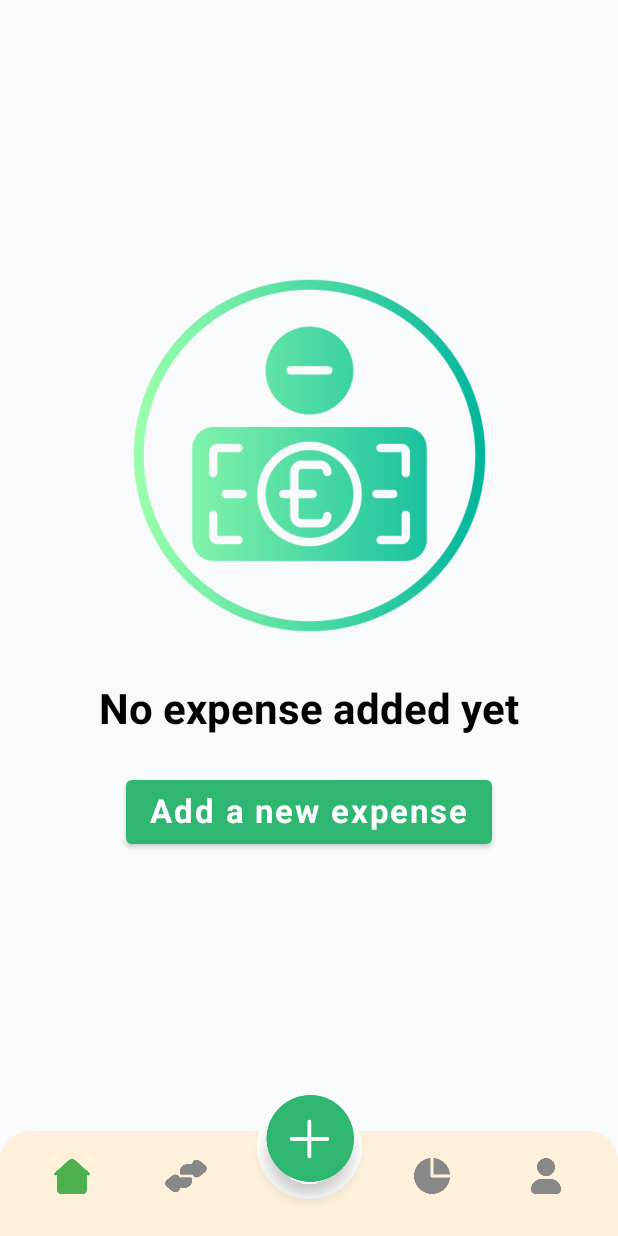
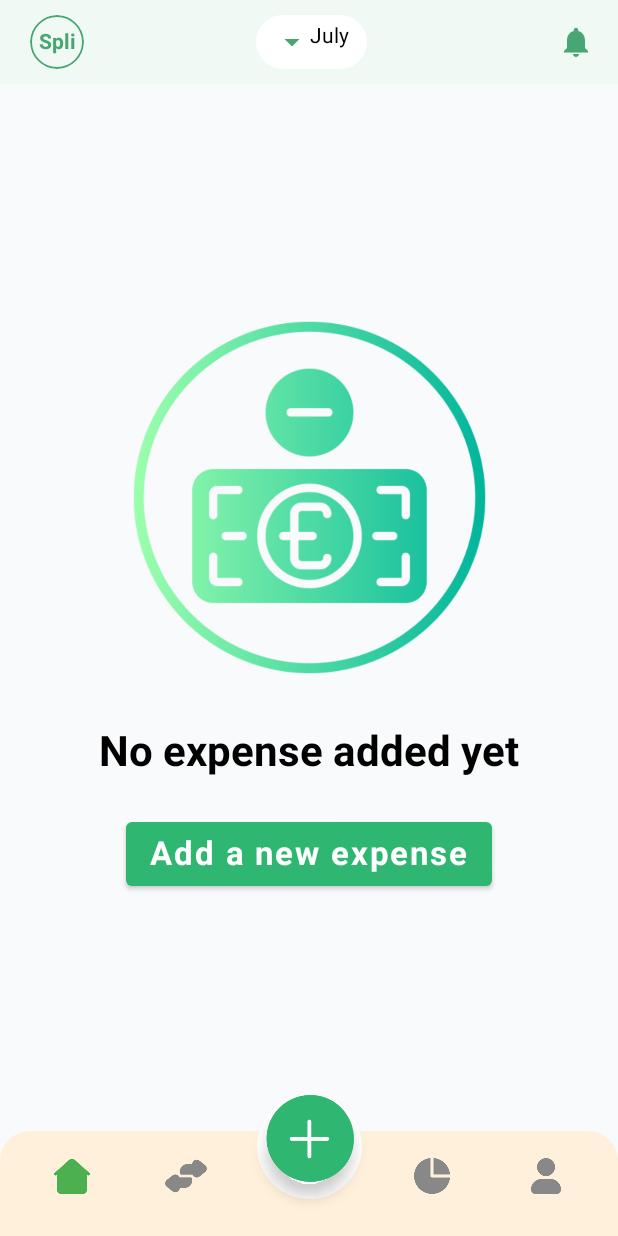
Before and after one commit to dalima6267/Paisa_Wise, an Android app built with Jetpack Compose: the MainScreen screen opened through its navigation route, on a phone screen of 412 x 824 dp. Run offline under Robolectric (Android 15) with nearby library versions, the phone set to English and light mode, and no system bars; our stand-ins replace Firebase (no records; nobody signed in at launch, a user with empty details on screens opened directly), Room's generated code, accompanist.

Commit message:
Added topbar

```diff
--- a/app/build.gradle.kts
+++ b/app/build.gradle.kts
@@ -117,5 +117,6 @@ dependencies {
 //    implementation("androidx.compose.runtime:runtime-livedata:$lifecycle_version")
     implementation("com.github.PhilJay:MPAndroidChart:v3.1.0") // Core charting library
     implementation("androidx.compose.ui:ui:1.6.0")
-
+    implementation("androidx.security:security-crypto:1.1.0-alpha06")
+    implementation("com.google.accompanist:accompanist-systemuicontroller:0.30.1")
 }
--- a/app/src/main/java/com/dalima/paisawise/HomeScreen.kt
+++ b/app/src/main/java/com/dalima/paisawise/HomeScreen.kt
@@ -4,13 +4,10 @@ import androidx.compose.foundation.Image
 import androidx.compose.foundation.background
 import androidx.compose.foundation.layout.*
 import androidx.compose.foundation.lazy.LazyColumn
-import androidx.compose.foundation.rememberScrollState
 import androidx.compose.foundation.shape.RoundedCornerShape
-import androidx.compose.foundation.verticalScroll
 import androidx.compose.material.*
 import androidx.compose.material.icons.Icons
 import androidx.compose.material.icons.automirrored.filled.List
-import androidx.compose.material3.CardDefaults
 import androidx.compose.runtime.Composable
 import androidx.compose.runtime.LaunchedEffect
 import androidx.compose.runtime.getValue
--- a/app/src/main/java/com/dalima/paisawise/navigatoon/MainScreen.kt
+++ b/app/src/main/java/com/dalima/paisawise/navigatoon/MainScreen.kt
@@ -1,27 +1,55 @@
 package com.dalima.paisawise.navigatoon
 
 import androidx.compose.foundation.layout.Box
+import androidx.compose.foundation.layout.Column
+import androidx.compose.foundation.layout.WindowInsets
+import androidx.compose.foundation.layout.asPaddingValues
 import androidx.compose.foundation.layout.padding
+import androidx.compose.foundation.layout.statusBars
 import androidx.compose.material.Scaffold
 import androidx.compose.material.Text
 import androidx.compose.runtime.*
 import androidx.compose.ui.Modifier
 import androidx.compose.ui.graphics.Color
 import androidx.compose.ui.platform.LocalContext
+import androidx.compose.ui.zIndex
 import com.dalima.paisawise.AnalysisScreen
 import com.dalima.paisawise.HomeScreen
 import com.dalima.paisawise.db.AppDatabase
 import com.dalima.paisawise.profileScreen.ProfileScreen
 import com.dalima.paisawise.transactionScreen.TransactionScreen
+import com.dalima.paisawise.ui.theme.Black
+import com.google.accompanist.systemuicontroller.rememberSystemUiController
 
 @Composable
 fun MainScreen() {
+    val context = LocalContext.current
+    val expenseDao = remember { AppDatabase.getDatabase(context).expenseDao() }
+    var selectedIndex by remember { mutableStateOf(0) }
 
-    val context = LocalContext.current
-    val expenseDao = remember {
-        AppDatabase.getDatabase(context).expenseDao()
+    val systemUiController = rememberSystemUiController()
+
+    // Set status bar background and icons color
+    SideEffect {
+        systemUiController.setStatusBarColor(
+            color = Black, // Same as TopBar background
+            darkIcons = true // ✅ Black icons
+        )
     }
-    var selectedIndex by remember { mutableStateOf(0) }
+    Column {
+        // Show TopBar for all screens except Profile (index 3)
+        if (selectedIndex != 3) {
+            Box(
+                modifier = Modifier
+                    .padding(WindowInsets.statusBars.asPaddingValues())
+                    .zIndex(1f) // ensure it stays on top
+            ) {
+                TopBarWithMonthPicker(
+                    onNotificationClick = { /* TODO */ },
+                    onMonthSelected = { month -> /* handle month */ }
+                )
+            }
+        }
 
         Scaffold(
             bottomBar = {
@@ -30,13 +58,13 @@ fun MainScreen() {
                     onItemSelected = { selectedIndex = it }
                 )
             },
-        backgroundColor = Color(0xFFF8FAFC) // backgroundColor for material.Scaffold
+            backgroundColor = Color(0xFFF8FAFC)
         ) { innerPadding ->
             Box(modifier = Modifier.padding(innerPadding)) {
                 when (selectedIndex) {
                     0 -> HomeScreen(expenseDao = expenseDao)
                     1 -> TransactionScreen()
-                2 ->  AnalysisScreen(
+                    2 -> AnalysisScreen(
                         analysisSummary = "This month you spent the most on Food. Consider reducing it next month.",
                         expensesByType = mapOf(
                             "Food" to 5000f,
@@ -53,6 +81,8 @@ fun MainScreen() {
             }
         }
     }
+}
+
 
 @Composable
 fun AddScreen() {
--- /dev/null
+++ b/app/src/main/java/com/dalima/paisawise/navigatoon/TopBarWithMonthPicker.kt
@@ -0,0 +1,124 @@
+package com.dalima.paisawise.navigatoon
+
+import androidx.compose.foundation.background
+import androidx.compose.foundation.border
+import androidx.compose.foundation.clickable
+import androidx.compose.foundation.layout.Arrangement
+import androidx.compose.foundation.layout.Box
+import androidx.compose.foundation.layout.Row
+import androidx.compose.foundation.layout.Spacer
+import androidx.compose.foundation.layout.padding
+import androidx.compose.foundation.layout.size
+import androidx.compose.foundation.shape.CircleShape
+import androidx.compose.foundation.shape.RoundedCornerShape
+import androidx.compose.material.DropdownMenu
+import androidx.compose.material.DropdownMenuItem
+import androidx.compose.material.Icon
+import androidx.compose.material.IconButton
+import androidx.compose.material.Text
+import androidx.compose.material.TopAppBar
+import androidx.compose.material.icons.Icons
+import androidx.compose.material.icons.filled.ArrowDropDown
+import androidx.compose.material.icons.filled.Notifications
+import androidx.compose.runtime.Composable
+import androidx.compose.runtime.mutableStateOf
+import androidx.compose.runtime.saveable.rememberSaveable
+import androidx.compose.ui.Alignment
+import androidx.compose.ui.Modifier
+import androidx.compose.ui.draw.clip
+import androidx.compose.ui.graphics.Color
+import androidx.compose.ui.text.font.FontWeight
+import androidx.compose.ui.unit.dp
+import java.text.SimpleDateFormat
+import java.util.Date
+import java.util.Locale
+import androidx.compose.runtime.remember
+import androidx.compose.runtime.getValue
+import androidx.compose.runtime.setValue
+
+@Composable
+fun TopBarWithMonthPicker(
+    modifier: Modifier = Modifier,
+    onNotificationClick: () -> Unit = {},
+    onMonthSelected: (String) -> Unit = {}
+) {
+    val currentMonth = remember {
+        SimpleDateFormat("MMMM", Locale.getDefault()).format(Date())
+    }
+    var expanded by remember { mutableStateOf(false) }
+    var selectedMonth by rememberSaveable { mutableStateOf(currentMonth) }
+
+    val months = listOf(
+        "January", "February", "March", "April", "May", "June",
+        "July", "August", "September", "October", "November", "December"
+    )
+
+    TopAppBar(
+        backgroundColor = Color(0xFFF1F9F5),
+        elevation = 0.dp,
+        modifier = modifier
+    ) {
+        // Left: Logo
+        Row(
+            modifier = Modifier
+                .padding(start = 16.dp)
+                .size(36.dp)
+                .clip(CircleShape)
+                .border(1.dp, Color(0xFF47A671), CircleShape),
+            verticalAlignment = Alignment.CenterVertically,
+            horizontalArrangement = Arrangement.Center
+        ) {
+            Text(
+                text = "Spli",
+                color = Color(0xFF47A671),
+                fontWeight = FontWeight.Bold
+            )
+        }
+
+        Spacer(modifier = Modifier.weight(1f))
+
+        // Center: Month Dropdown
+        Box {
+            Row(
+                modifier = Modifier
+                    .clip(RoundedCornerShape(50))
+                    .clickable { expanded = true }
+                    .background(Color.White)
+                    .padding(horizontal = 12.dp, vertical = 6.dp)
+            ) {
+                Icon(
+                    imageVector = Icons.Default.ArrowDropDown,
+                    contentDescription = "Dropdown Arrow",
+                    tint = Color(0xFF47A671)
+                )
+                Text(text = selectedMonth, color = Color.Black)
+            }
+
+            DropdownMenu(
+                expanded = expanded,
+                onDismissRequest = { expanded = false }
+            ) {
+                months.forEach { month ->
+                    DropdownMenuItem(onClick = {
+                        selectedMonth = month
+                        expanded = false
+                        onMonthSelected(month)
+                    }) {
+                        Text(text = month)
+                    }
+                }
+            }
+        }
+
+        Spacer(modifier = Modifier.weight(1f))
+
+        // Right: Notification Icon
+        IconButton(onClick = onNotificationClick) {
+            Icon(
+                imageVector = Icons.Default.Notifications,
+                contentDescription = "Notifications",
+                tint = Color(0xFF47A671)
+            )
+        }
+    }
+}
```
Also changed, not shown: app/src/main/java/com/dalima/paisawise/PinStorage.kt (added, +34 -0 lines), app/src/main/java/com/dalima/paisawise/signinprocess/SetupPinScreen.kt (+32 -5 lines), app/src/main/java/com/dalima/paisawise/signinprocess/SignInScreen.kt (+9 -0 lines). Lines whose indentation alone changed are shown as unchanged.
